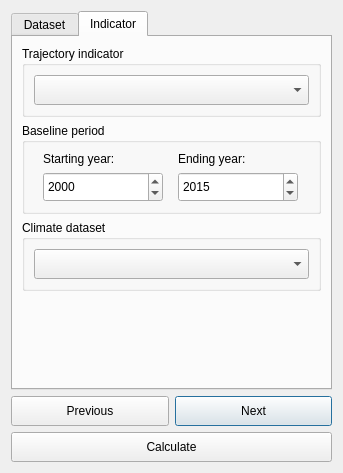
Old version of the form LDMP/gui/DlgTimeseries.ui in the repository LocateIT/trends.earth.
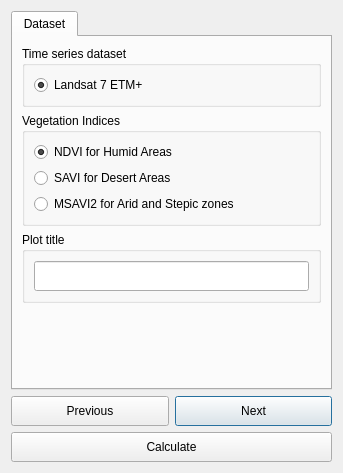
New version of the form. The open tabs and pages were chosen to show the change.

Commit message: generate vegetation indices time-series output module

Diff of the .ui file:
```diff
--- a/LDMP/gui/DlgTimeseries.ui
+++ b/LDMP/gui/DlgTimeseries.ui
@@ -30,6 +30,28 @@
        <string>Dataset</string>
       </attribute>
       <layout class="QVBoxLayout" name="verticalLayout_4">
+       <item>
+        <widget class="QGroupBox" name="groupBox">
+         <property name="title">
+          <string>Time series dataset</string>
+         </property>
+         <layout class="QVBoxLayout" name="verticalLayout_3">
+          <item>
+           <widget class="QRadioButton" name="landsat7">
+            <property name="text">
+             <string>Landsat 7 ETM+</string>
+            </property>
+            <property name="checkable">
+             <bool>true</bool>
+            </property>
+            <property name="checked">
+             <bool>true</bool>
+            </property>
+           </widget>
+          </item>
+         </layout>
+        </widget>
+       </item>
        <item>
         <widget class="QGroupBox" name="groupBox_2">
          <property name="minimumSize">
@@ -43,37 +65,38 @@
          </property>
          <layout class="QVBoxLayout" name="verticalLayout_7">
           <item>
-           <widget class="QComboBox" name="indices">
-            <property name="minimumSize">
-             <size>
-              <width>275</width>
-              <height>30</height>
-             </size>
+           <widget class="QRadioButton" name="ndvi">
+            <property name="text">
+             <string>NDVI for Humid Areas</string>
             </property>
+            <property name="checkable">
+             <bool>true</bool>
+            </property>
+            <property name="checked">
+             <bool>true</bool>
+            </property>
            </widget>
           </item>
-         </layout>
-        </widget>
-       </item>
-       <item>
-        <widget class="QGroupBox" name="groupBox">
-         <property name="title">
-          <string>Time series dataset</string>
-         </property>
-         <layout class="QVBoxLayout" name="verticalLayout_3">
           <item>
-           <widget class="QComboBox" name="dataset_ndvi">
-            <property name="sizePolicy">
-             <sizepolicy hsizetype="Expanding" vsizetype="Minimum">
-              <horstretch>0</horstretch>
-              <verstretch>0</verstretch>
-             </sizepolicy>
+           <widget class="QRadioButton" name="savi">
+            <property name="text">
+             <string>SAVI for Desert Areas</string>
             </property>
-            <property name="minimumSize">
-             <size>
-              <width>275</width>
-              <height>30</height>
-             </size>
+            <property name="checkable">
+             <bool>true</bool>
+            </property>
+            <property name="checked">
+             <bool>false</bool>
+            </property>
+           </widget>
+          </item>
+          <item>
+           <widget class="QRadioButton" name="msavi">
+            <property name="text">
+             <string>MSAVI2 for Arid and Stepic zones</string>
+            </property>
+            <property name="checkable">
+             <bool>true</bool>
             </property>
            </widget>
           </item>
@@ -123,212 +146,6 @@
        </item>
       </layout>
      </widget>
-     <widget class="QWidget" name="IndicatorTab">
-      <attribute name="title">
-       <string>Indicator</string>
-      </attribute>
-      <layout class="QVBoxLayout" name="verticalLayout_5">
-       <item>
-        <widget class="QGroupBox" name="groupBox_4">
-         <property name="sizePolicy">
-          <sizepolicy hsizetype="Preferred" vsizetype="Minimum">
-           <horstretch>0</horstretch>
-           <verstretch>0</verstretch>
-          </sizepolicy>
-         </property>
-         <property name="title">
-          <string>Trajectory indicator</string>
-         </property>
-         <layout class="QVBoxLayout" name="verticalLayout_6">
-          <item>
-           <widget class="QComboBox" name="traj_indic">
-            <property name="sizePolicy">
-             <sizepolicy hsizetype="Expanding" vsizetype="Minimum">
-              <horstretch>0</horstretch>
-              <verstretch>0</verstretch>
-             </sizepolicy>
-            </property>
-            <property name="minimumSize">
-             <size>
-              <width>275</width>
-              <height>30</height>
-             </size>
-            </property>
-           </widget>
-          </item>
-         </layout>
-        </widget>
-       </item>
-       <item>
-        <widget class="QGroupBox" name="groupBox_3">
-         <property name="title">
-          <string>Baseline period</string>
-         </property>
-         <layout class="QGridLayout" name="gridLayout_5">
-          <item row="1" column="0">
-           <widget class="QDateEdit" name="traj_year_start">
-            <property name="sizePolicy">
-             <sizepolicy hsizetype="Minimum" vsizetype="Minimum">
-              <horstretch>0</horstretch>
-              <verstretch>0</verstretch>
-             </sizepolicy>
-            </property>
-            <property name="minimumSize">
-             <size>
-              <width>0</width>
-              <height>30</height>
-             </size>
-            </property>
-            <property name="maximumSize">
-             <size>
-              <width>120</width>
-              <height>35</height>
-             </size>
-            </property>
-            <property name="maximumDate">
-             <date>
-              <year>2030</year>
-              <month>12</month>
-              <day>31</day>
-             </date>
-            </property>
-            <property name="minimumDate">
-             <date>
-              <year>1980</year>
-              <month>1</month>
-              <day>1</day>
-             </date>
-            </property>
-            <property name="displayFormat">
-             <string>yyyy</string>
-            </property>
-            <property name="date">
-             <date>
-              <year>2000</year>
-              <month>1</month>
-              <day>1</day>
-             </date>
-            </property>
-           </widget>
-          </item>
-          <item row="0" column="0">
-           <widget class="QLabel" name="label_7">
-            <property name="font">
-             <font>
-              <weight>50</weight>
-              <bold>false</bold>
-             </font>
-            </property>
-            <property name="text">
-             <string>Starting year:</string>
-            </property>
-           </widget>
-          </item>
-          <item row="0" column="1">
-           <widget class="QLabel" name="label_6">
-            <property name="font">
-             <font>
-              <weight>50</weight>
-              <bold>false</bold>
-             </font>
-            </property>
-            <property name="text">
-             <string>Ending year:</string>
-            </property>
-           </widget>
-          </item>
-          <item row="1" column="1">
-           <widget class="QDateEdit" name="traj_year_end">
-            <property name="sizePolicy">
-             <sizepolicy hsizetype="Minimum" vsizetype="Minimum">
-              <horstretch>0</horstretch>
-              <verstretch>0</verstretch>
-             </sizepolicy>
-            </property>
-            <property name="minimumSize">
-             <size>
-              <width>0</width>
-              <height>30</height>
-             </size>
-            </property>
-            <property name="maximumSize">
-             <size>
-              <width>120</width>
-              <height>35</height>
-             </size>
-            </property>
-            <property name="maximumDateTime">
-             <datetime>
-              <hour>23</hour>
-              <minute>59</minute>
-              <second>59</second>
-              <year>2030</year>
-              <month>12</month>
-              <day>31</day>
-             </datetime>
-            </property>
-            <property name="minimumDate">
-             <date>
-              <year>1980</year>
-              <month>1</month>
-              <day>1</day>
-             </date>
-            </property>
-            <property name="displayFormat">
-             <string>yyyy</string>
-            </property>
-            <property name="date">
-             <date>
-              <year>2015</year>
-              <month>12</month>
-              <day>31</day>
-             </date>
-            </property>
-           </widget>
-          </item>
-         </layout>
-        </widget>
-       </item>
-       <item>
-        <widget class="QGroupBox" name="groupBox_5">
-         <property name="title">
-          <string>Climate dataset</string>
-         </property>
-         <layout class="QVBoxLayout" name="verticalLayout_8">
-          <item>
-           <widget class="QComboBox" name="traj_climate">
-            <property name="sizePolicy">
-             <sizepolicy hsizetype="Expanding" vsizetype="Minimum">
-              <horstretch>0</horstretch>
-              <verstretch>0</verstretch>
-             </sizepolicy>
-            </property>
-            <property name="minimumSize">
-             <size>
-              <width>275</width>
-              <height>30</height>
-             </size>
-            </property>
-           </widget>
-          </item>
-         </layout>
-        </widget>
-       </item>
-       <item>
-        <spacer name="verticalSpacer_2">
-         <property name="orientation">
-          <enum>Qt::Vertical</enum>
-         </property>
-         <property name="sizeHint" stdset="0">
-          <size>
-           <width>20</width>
-           <height>40</height>
-          </size>
-         </property>
-        </spacer>
-       </item>
-      </layout>
-     </widget>
     </widget>
    </item>
    <item>
@@ -350,6 +167,9 @@
        <property name="text">
         <string>Next</string>
        </property>
+       <property name="checkable">
+        <bool>false</bool>
+       </property>
       </widget>
      </item>
      <item row="0" column="0">
@@ -369,6 +189,9 @@
        <property name="text">
         <string>Previous</string>
        </property>
+       <property name="checkable">
+        <bool>false</bool>
+       </property>
       </widget>
      </item>
      <item row="1" column="0" colspan="2">
@@ -388,6 +211,9 @@
        <property name="text">
         <string>Calculate</string>
        </property>
+       <property name="checkable">
+        <bool>false</bool>
+       </property>
       </widget>
      </item>
     </layout>
```
The commit also changes 3 other files.
